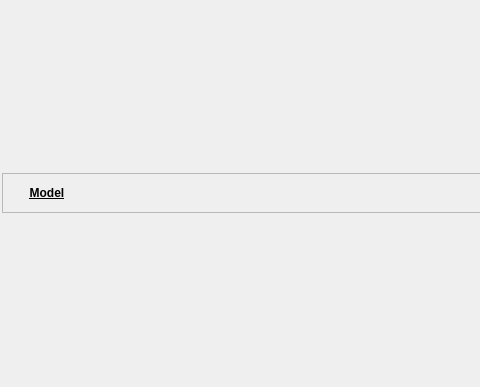
Before: the Qt Designer form OMOptim/GUI/Widgets/WidgetOptimActions.ui in lmoresco/OpenModelica, drawn with Qt 5; both pictures show x 0 to 480 and y 0 to 387 of the 1032 by 387 pixel window.
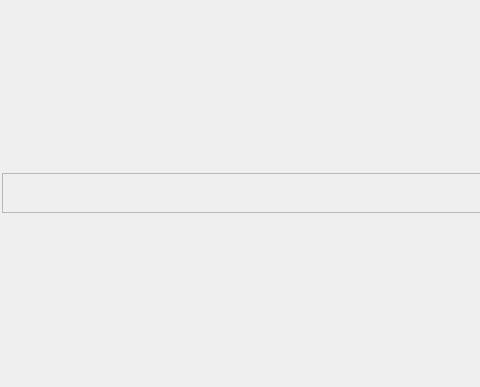
After: the same form once the commit is applied. Icons and pictures are not drawn.

Commit message: - changes in variables : now have models - changes in Optimization : now can handle several models

Patch:
```diff
--- a/OMOptim/GUI/Widgets/WidgetOptimActions.ui
+++ b/OMOptim/GUI/Widgets/WidgetOptimActions.ui
@@ -59,26 +59,6 @@
       <property name="margin">
        <number>4</number>
       </property>
-      <item>
-       <widget class="QPushButton" name="pushModel">
-        <property name="font">
-         <font>
-          <weight>75</weight>
-          <bold>true</bold>
-          <underline>true</underline>
-         </font>
-        </property>
-        <property name="cursor">
-         <cursorShape>PointingHandCursor</cursorShape>
-        </property>
-        <property name="text">
-         <string>Model</string>
-        </property>
-        <property name="flat">
-         <bool>true</bool>
-        </property>
-       </widget>
-      </item>
       <item>
     <spacer name="horizontalSpacer_2">
      <property name="orientation">
```
Left out of the diff: 8 changed lines with no effect on the pictures. Lines whose indentation alone changed are shown as unchanged. The commit also changes 63 other files.
